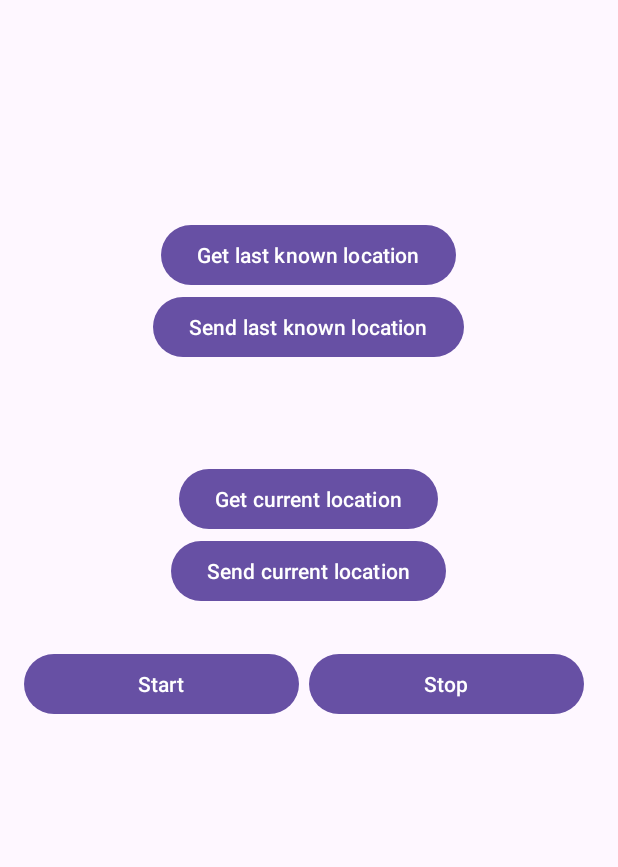
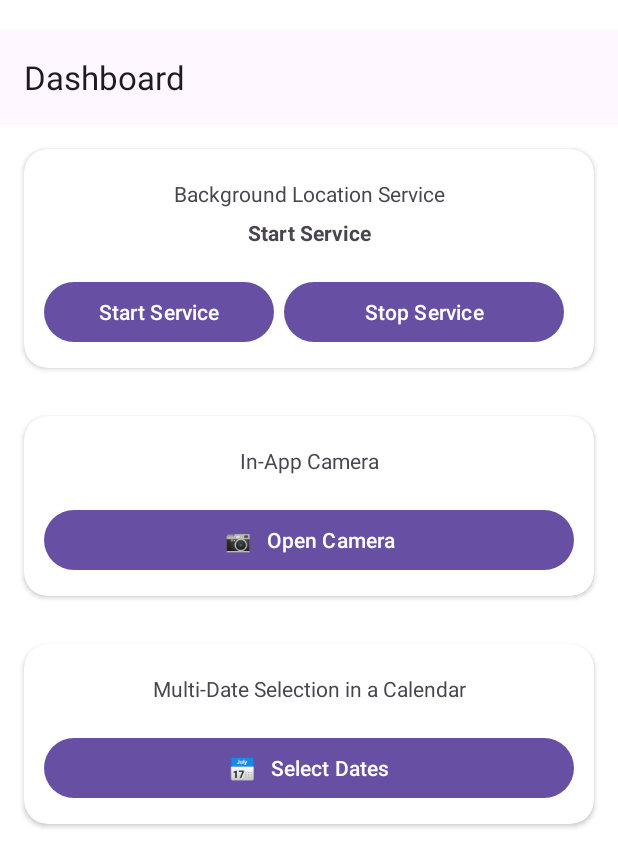
Before and after one commit to dipdas123/Webns-Test-Native-App, an Android app: the screen it shows after launch (MainActivity), on a phone screen of 412 x 824 dp. Shown: the top 867 px of the screen. Run offline under Robolectric (Android 15) with nearby library versions, the phone set to English and light mode, and no system bars; our stand-ins replace sdp/ssp sizes.

Commit message:
multi date implemented

```diff
--- a/app/build.gradle.kts
+++ b/app/build.gradle.kts
@@ -54,4 +54,5 @@ dependencies {
     implementation ("org.jetbrains.kotlinx:kotlinx-coroutines-android:1.6.4")
     implementation ("com.squareup.retrofit2:retrofit:2.11.0")
     implementation ("com.squareup.retrofit2:converter-gson:2.9.0")
+    implementation ("com.github.prolificinteractive:material-calendarview:2.0.0")
 }
--- a/app/src/main/java/com/dip_int/test_webns/LocationApp.kt
+++ b/app/src/main/java/com/dip_int/test_webns/LocationApp.kt
@@ -11,11 +11,9 @@ class LocationApp: Application() {
     override fun onCreate() {
         super.onCreate()
         if(Build.VERSION.SDK_INT >= Build.VERSION_CODES.O) {
-            val channel = NotificationChannel(
-                "location",
-                "Location",
-//                NotificationManager.IMPORTANCE_LOW
-                NotificationManager.IMPORTANCE_HIGH
+            val channel = NotificationChannel("location", "Location",
+                NotificationManager.IMPORTANCE_LOW
+//                NotificationManager.IMPORTANCE_HIGH
             )
             val notificationManager = getSystemService(Context.NOTIFICATION_SERVICE) as NotificationManager
             notificationManager.createNotificationChannel(channel)
--- a/app/src/main/java/com/dip_int/test_webns/MainActivity.kt
+++ b/app/src/main/java/com/dip_int/test_webns/MainActivity.kt
@@ -1,10 +1,8 @@
 package com.dip_int.test_webns
 
-import android.annotation.SuppressLint
 import android.content.Context
 import android.content.Intent
 import android.content.pm.PackageManager
-import android.location.Geocoder
 import android.location.LocationManager
 import android.net.ConnectivityManager
 import android.net.NetworkCapabilities
@@ -20,16 +18,9 @@ import androidx.appcompat.app.AlertDialog
 import androidx.appcompat.app.AppCompatActivity
 import androidx.core.app.ActivityCompat
 import androidx.core.content.ContextCompat
+import com.dip_int.test_webns.common.backgroundLocationRunning
 import com.dip_int.test_webns.location.LocationService
-import com.google.android.gms.location.LocationCallback
-import com.google.android.gms.location.LocationServices
-import com.google.android.gms.location.Priority
-import com.google.android.gms.tasks.CancellationTokenSource
-import com.google.gson.Gson
-import kotlinx.coroutines.CoroutineScope
-import kotlinx.coroutines.Dispatchers
-import java.util.Locale
-import java.util.TimerTask
+import com.dip_int.test_webns.screens.multi_selection.MultiDateSelectionActivity
 
 
 class MainActivity : AppCompatActivity() {
@@ -39,32 +30,38 @@ class MainActivity : AppCompatActivity() {
         const val REQUEST_PERMISSION_CODE = 1003
     }
 
-    val gson : Gson = Gson()
-    private val scope = CoroutineScope(Dispatchers.Main)
-    private lateinit var locationInfoTextView: TextView
-    private lateinit var tv_location_info_current: TextView
-    private val locationClient by lazy {
-        LocationServices.getFusedLocationProviderClient(this)
+    override fun onResume() {
+        super.onResume()
+        println("onResume")
+
+        if (isLocationEnabled()) {
+            checkAndRequestPermissions()
+            println("Location services are enabled")
+        } else {
+            checkAndPromptEnableLocation()
+            println("Location services are still disabled")
+        }
     }
-    private lateinit var locationCallback: LocationCallback
-
 
 
     override fun onCreate(savedInstanceState: Bundle?) {
         super.onCreate(savedInstanceState)
         enableEdgeToEdge()
         setContentView(R.layout.activity_main)
-
-        locationInfoTextView = findViewById(R.id.tv_location_info_last_known)
-        tv_location_info_current = findViewById(R.id.tv_location_info_current)
-        val btnGetLastLocation: Button = findViewById(R.id.btn_get_last_location)
-        val btnGetCurrentLocation: Button = findViewById(R.id.btn_get_current_location)
-        val sendLastKnownLocationBtn: Button = findViewById(R.id.sendLastKnownLocationBtn)
-        val sendCurrentLocationBtn: Button = findViewById(R.id.sendCurrentLocationBtn)
         val start: Button = findViewById(R.id.start)
         val stop: Button = findViewById(R.id.stop)
+        val openCameraBtn: Button = findViewById(R.id.openCameraBtn)
+        val openCalenderBtn: Button = findViewById(R.id.openCalenderBtn)
+        val locationServiceText: TextView = findViewById(R.id.locationServiceText)
 
+        backgroundLocationRunning = false
+        if (backgroundLocationRunning) {
+            locationServiceText.text = "Running...\nCheck the notification panel for updates."
+        } else {
+            locationServiceText.text = "Start Service"
+        }
 
+        /// Permission Check
         if (isNetworkAvailable(this)) {
             if (isLocationEnabled()) {
                 checkAndRequestPermissions()
@@ -75,27 +72,34 @@ class MainActivity : AppCompatActivity() {
             enableInternetConnectionDialog()
         }
 
-        start.setOnClickListener {
-            Toast.makeText(this, "Please wait, the service will start shortly...", Toast.LENGTH_LONG).show()
-            val intent = Intent(applicationContext, LocationService::class.java)
-            intent.action = LocationService.ACTION_START
-            startService(intent)
+        /// Start Background Location Service
+        if (isNetworkAvailable(this)) {
+            if (isLocationEnabled()) {
+//                backgroundLocationRunning = true
+//                startOrStopBackgroundLocationServiceStatus(true, locationServiceText)
+//                Toast.makeText(this, "Background Location Service Running...", Toast.LENGTH_SHORT).show()
+//                val intent = Intent(applicationContext, LocationService::class.java)
+//                intent.action = LocationService.ACTION_START
+//                startService(intent)
+            } else {
+                checkAndPromptEnableLocation()
+            }
+        } else {
+            enableInternetConnectionDialog()
         }
 
-        stop.setOnClickListener {
-            val intent = Intent(applicationContext, LocationService::class.java)
-            intent.action = LocationService.ACTION_STOP
-            startService(intent)
-            Toast.makeText(this, "Stopping the service", Toast.LENGTH_LONG).show()
-        }
+        clicks(start, stop, locationServiceText, openCameraBtn, openCalenderBtn)
+    }
 
-/*        getLastKnownLocation()
-        getCurrentLocation()
-
-        btnGetLastLocation.setOnClickListener {
+    private fun clicks(start: Button, stop: Button, locationServiceText: TextView, openCameraBtn: Button, openCalenderBtn: Button) {
+        start.setOnClickListener {
             if (isNetworkAvailable(this)) {
                 if (isLocationEnabled()) {
-                    getLastKnownLocation()
+                    startOrStopBackgroundLocationServiceStatus(true, locationServiceText)
+                    Toast.makeText(this, "Background Location Service Running...", Toast.LENGTH_SHORT).show()
+                    val intent = Intent(applicationContext, LocationService::class.java)
+                    intent.action = LocationService.ACTION_START
+                    startService(intent)
                 } else {
                     checkAndPromptEnableLocation()
                 }
@@ -104,89 +108,39 @@ class MainActivity : AppCompatActivity() {
             }
         }
 
-        btnGetCurrentLocation.setOnClickListener {
-            if (isNetworkAvailable(this)) {
-                if (isLocationEnabled()) {
-                    getCurrentLocation()
-                } else {
-                    checkAndPromptEnableLocation()
-                }
-            }else {
-                enableInternetConnectionDialog()
-            }
-        }*/
+        stop.setOnClickListener {
+            startOrStopBackgroundLocationServiceStatus(false, locationServiceText)
+            val intent = Intent(applicationContext, LocationService::class.java)
+            intent.action = LocationService.ACTION_STOP
+            startService(intent)
+            Toast.makeText(this, "Background LocationService Stopped", Toast.LENGTH_SHORT).show()
+        }
 
+        openCameraBtn.setOnClickListener {
+//            val intent = Intent(this@MainActivity, MultiDateSelectionActivity::class.java)
+//            startActivity(intent)
+        }
+
+        openCalenderBtn.setOnClickListener {
+            val intent = Intent(this@MainActivity, MultiDateSelectionActivity::class.java)
+            startActivity(intent)
+        }
     }
 
-
-/*    @SuppressLint("MissingPermission")
-    private fun getLastKnownLocation() {
-        locationClient.lastLocation.addOnSuccessListener { location ->
-                if (location != null) {
-                    val locationName = getLocationName(location.latitude, location.longitude)
-                    val locationInfo = "Last Known location is \nlat: ${location.latitude}\nlong: ${location.longitude}\n$locationName\nfetched at ${System.currentTimeMillis()}"
-                    println("Last Known location >>>>>>>>>>>>>> lat: ${location.latitude}\n" + "long: ${location.longitude}")
-
-                    locationInfoTextView.text = locationInfo
-                } else {
-                    locationInfoTextView.text = "No last known location. Try fetching the current location first."
-                }
-            }
-            .addOnFailureListener {
-                locationInfoTextView.text = "Failed to get location: ${it.message}"
-            }
+    private fun startOrStopBackgroundLocationServiceStatus(backgroundLocationRunning: Boolean, locationServiceText: TextView) {
+        if (backgroundLocationRunning) {
+            locationServiceText.text = "Running...\nCheck the notification panel for updates."
+        } else {
+            locationServiceText.text = "Start Service"
+        }
     }
-
-
-    @SuppressLint("MissingPermission")
-    private fun getCurrentLocation() {
-        val priority = Priority.PRIORITY_HIGH_ACCURACY // or use PRIORITY_BALANCED_POWER_ACCURACY based on need
-        val cancellationTokenSource = CancellationTokenSource()
-
-        locationClient.getCurrentLocation(priority, cancellationTokenSource.token)
-            .addOnSuccessListener { location ->
-                if (location != null) {
-                    val locationName = getLocationName(location.latitude, location.longitude)
-                    val locationInfo = "Current location is \nlat: ${location.latitude}\nlong: ${location.longitude}\n$locationName\nfetched at ${System.currentTimeMillis()}"
-                    println("Current location >>>>>>>>>>>>>> lat: ${location.latitude}\n" + "long: ${location.longitude}")
-
-                    tv_location_info_current.text = locationInfo
-                } else {
-                    tv_location_info_current.text = "Failed to get current location."
-                }
-            }
-            .addOnFailureListener { exception ->
-                tv_location_info_current.text = "Failed to get location: ${exception.message}"
-            }
-    }
-
-    private fun getLocationName(latitude: Double, longitude: Double): String {
-        val geocoder = Geocoder(this, Locale.getDefault())
-        return try {
-            val addresses = geocoder.getFromLocation(latitude, longitude, 1)
-            if (!addresses.isNullOrEmpty()) {
-                val address = addresses[0]
-                // You can customize this based on what you want to display
-                "${address.locality}, ${address.countryName}"
-            } else {
-                "Unknown Location"
-            }
-        } catch (e: Exception) {
-            e.printStackTrace()
-            "Unknown Location"
-        }
-    }*/
 
 
 
 
 
 
-
-
-
-
-    /// Internet
+    /// Check Internet
     private fun isNetworkAvailable(context: Context): Boolean {
         val connectivityManager = context.getSystemService(Context.CONNECTIVITY_SERVICE) as ConnectivityManager
         if (Build.VERSION.SDK_INT >= Build.VERSION_CODES.M) {
@@ -207,7 +161,7 @@ class MainActivity : AppCompatActivity() {
     }
 
 
-    /// My Location
+    /// Enabling My Location
     private fun checkAndPromptEnableLocation() {
         if (!isLocationEnabled()) {
             enableMyLocationDialog()
@@ -388,7 +342,6 @@ class MainActivity : AppCompatActivity() {
         startActivity(intent)
     }
 
-
     // Permission Dialogs
     private fun openApplicationMainSettingsDialog() {
         AlertDialog.Builder(this)
@@ -420,21 +373,4 @@ class MainActivity : AppCompatActivity() {
     }
     // Permission Dialogs
 
-
-    override fun onResume() {
-        super.onResume()
-        println("onResume")
-
-        if (isLocationEnabled()) {
-            checkAndRequestPermissions()
-
-//            getLastKnownLocation()
-//            getCurrentLocation()
-            println("Location services are enabled")
-        } else {
-            checkAndPromptEnableLocation()
-            println("Location services are still disabled")
-        }
-    }
-
 }
--- /dev/null
+++ b/app/src/main/java/com/dip_int/test_webns/common/AppConstants.kt
@@ -0,0 +1,3 @@
+package com.dip_int.test_webns.common
+
+var backgroundLocationRunning = false;
--- a/app/src/main/java/com/dip_int/test_webns/common/CommonFunctions.kt
+++ b/app/src/main/java/com/dip_int/test_webns/common/CommonFunctions.kt
@@ -10,6 +10,8 @@ import android.net.NetworkCapabilities
 import android.os.BatteryManager
 import android.os.Build
 import android.telephony.TelephonyManager
+import java.text.SimpleDateFormat
+import java.util.Locale
 import java.util.UUID
 
 fun getDeviceIMEI(): String {
@@ -110,3 +112,5 @@ fun getBatteryLevel(context: Context): Int {
         -1 // Indicates an error in retrieving the battery level
     }
 }
+
+val dateFormatter = SimpleDateFormat("dd MMMM, yyyy", Locale.getDefault())
--- a/app/src/main/java/com/dip_int/test_webns/location/LocationService.kt
+++ b/app/src/main/java/com/dip_int/test_webns/location/LocationService.kt
@@ -13,6 +13,7 @@ import android.location.Geocoder
 import androidx.core.app.NotificationCompat
 import com.dip_int.test_webns.R
 import com.dip_int.test_webns.api.callSendUserLocation
+import com.dip_int.test_webns.common.backgroundLocationRunning
 import kotlinx.coroutines.cancel
 import kotlinx.coroutines.flow.catch
 import kotlinx.coroutines.flow.launchIn
@@ -74,6 +75,7 @@ class LocationService : Service() {
                 val locationName = getLocationName(lat, long)
                 val updatedNotification = notification.setContentText("Location: (${"Lat : $lat"}, ${"Long : $long, Address: $locationName"})")
                 notificationManager.notify(1, updatedNotification.build())
+                backgroundLocationRunning = true
 
                 callSendUserLocation(locationName, lat, long, applicationContext)
             }.launchIn(serviceScope)
@@ -81,6 +83,7 @@ class LocationService : Service() {
     }
 
     private fun stop() {
+        backgroundLocationRunning = false
         stopForeground(true)
         stopSelf()
     }
--- a/app/src/main/res/layout/activity_main.xml
+++ b/app/src/main/res/layout/activity_main.xml
@@ -1,78 +1,73 @@
 <?xml version="1.0" encoding="utf-8"?>
-<LinearLayout
-    xmlns:android="http://schemas.android.com/apk/res/android"
+<LinearLayout xmlns:android="http://schemas.android.com/apk/res/android"
     android:layout_width="match_parent"
     android:layout_height="match_parent"
+    xmlns:app="http://schemas.android.com/apk/res-auto"
     android:orientation="vertical"
-    android:padding="16dp"
+    android:background="@color/backgroundColor"
     android:gravity="center_horizontal">
 
-    <Button
-        android:id="@+id/btn_get_last_location"
-        android:layout_width="wrap_content"
+    <com.google.android.material.appbar.AppBarLayout
+        android:layout_width="match_parent"
         android:layout_height="wrap_content"
-        android:layout_marginTop="@dimen/_100sdp"
-        android:text="Get last known location"/>
+        android:layout_marginTop="@dimen/_15sdp"
 
-    <Button
-        android:id="@+id/sendLastKnownLocationBtn"
-        android:layout_width="wrap_content"
+        >
+
+        <androidx.appcompat.widget.Toolbar
+            android:layout_width="match_parent"
             android:layout_height="wrap_content"
-        android:text="Send last known location"/>
+            app:title="Dashboard"
+
+            />
+
+    </com.google.android.material.appbar.AppBarLayout>
+
+
+
+
+    <androidx.cardview.widget.CardView
+        android:layout_width="match_parent"
+        android:layout_height="wrap_content"
+        app:cardCornerRadius="@dimen/_12sdp"
+        android:layout_margin="16dp"
+        android:elevation="@dimen/_10sdp"
+
+        >
 
         <LinearLayout
             android:layout_width="match_parent"
             android:layout_height="wrap_content"
+            android:orientation="vertical"
+            android:layout_margin="@dimen/_10sdp"
+
             >
 
             <TextView
-            android:id="@+id/tv_location_info_last_known"
                 android:layout_width="match_parent"
                 android:layout_height="wrap_content"
-            android:paddingHorizontal="@dimen/_5sdp"
-            android:gravity="center"
-            android:layout_gravity="center|center_horizontal"
-            android:layout_marginTop="8dp"/>
-    </LinearLayout>
+                android:layout_gravity="center_horizontal"
+                android:gravity="center_horizontal"
+                android:textStyle="normal"
+                android:text="Background Location Service"
+                android:layout_marginTop="@dimen/_5sdp"
+                />
 
-
-
-
-
-
-
-    <Button
-        android:id="@+id/btn_get_current_location"
-        android:layout_width="wrap_content"
+            <TextView
+                android:id="@+id/locationServiceText"
+                android:layout_width="match_parent"
                 android:layout_height="wrap_content"
-        android:text="Get current location"
-        android:layout_marginTop="@dimen/_30sdp"/>
-
-    <Button
-        android:id="@+id/sendCurrentLocationBtn"
-        android:layout_width="wrap_content"
-        android:layout_height="wrap_content"
-        android:text="Send current location"/>
+                android:layout_gravity="center_horizontal"
+                android:gravity="center_horizontal"
+                android:textStyle="bold"
+                android:text="Location Service"
+                android:layout_marginTop="@dimen/_5sdp"
+                />
 
             <LinearLayout
                 android:layout_width="match_parent"
                 android:layout_height="wrap_content"
-        >
-        <TextView
-            android:id="@+id/tv_location_info_current"
-            android:layout_width="match_parent"
-            android:layout_height="wrap_content"
-            android:paddingHorizontal="@dimen/_5sdp"
-            android:gravity="center"
-            android:layout_gravity="center|center_horizontal"
-            android:layout_marginTop="8dp"/>
-
-    </LinearLayout>
-
-
-    <LinearLayout
-        android:layout_width="match_parent"
-        android:layout_height="wrap_content"
+                android:layout_marginTop="@dimen/_15sdp"
                 >
                 <Button
                     android:id="@+id/start"
@@ -80,7 +75,7 @@
                     android:layout_height="wrap_content"
                     android:layout_weight="1"
                     android:paddingHorizontal="@dimen/_5sdp"
-            android:text="Start"/>
+                    android:text="Start Service"/>
 
                 <Button
                     android:id="@+id/stop"
@@ -88,7 +83,110 @@
                     android:layout_height="wrap_content"
                     android:layout_marginHorizontal="@dimen/_5sdp"
                     android:layout_weight="1"
-            android:text="Stop"/>
+                    android:text="Stop Service"/>
 
             </LinearLayout>
+
         </LinearLayout>
+
+    </androidx.cardview.widget.CardView>
+
+
+
+
+    <androidx.cardview.widget.CardView
+        android:layout_width="match_parent"
+        android:layout_height="wrap_content"
+        app:cardCornerRadius="@dimen/_12sdp"
+        android:layout_margin="16dp"
+        android:elevation="@dimen/_10sdp"
+
+        >
+
+        <LinearLayout
+            android:layout_width="match_parent"
+            android:layout_height="wrap_content"
+            android:orientation="vertical"
+            android:layout_margin="@dimen/_10sdp"
+
+            >
+
+            <TextView
+                android:layout_width="match_parent"
+                android:layout_height="wrap_content"
+                android:layout_gravity="center_horizontal"
+                android:gravity="center_horizontal"
+                android:textStyle="normal"
+                android:text="In-App Camera"
+                android:layout_marginTop="@dimen/_5sdp"
+                />
+
+            <LinearLayout
+                android:layout_width="match_parent"
+                android:layout_height="wrap_content"
+                android:layout_marginTop="@dimen/_15sdp"
+                >
+                <Button
+                    android:id="@+id/openCameraBtn"
+                    android:layout_width="wrap_content"
+                    android:layout_height="wrap_content"
+                    android:layout_weight="1"
+                    android:paddingHorizontal="@dimen/_5sdp"
+                    android:text="📷   Open Camera"/>
+
+            </LinearLayout>
+
+        </LinearLayout>
+
+    </androidx.cardview.widget.CardView>
+
+
+
+
+    <androidx.cardview.widget.CardView
+        android:layout_width="match_parent"
+        android:layout_height="wrap_content"
+        app:cardCornerRadius="@dimen/_12sdp"
+        android:layout_margin="16dp"
+        android:elevation="@dimen/_10sdp"
+
+        >
+
+        <LinearLayout
+            android:layout_width="match_parent"
+            android:layout_height="wrap_content"
+            android:orientation="vertical"
+            android:layout_margin="@dimen/_10sdp"
+
+            >
+
+            <TextView
+                android:layout_width="match_parent"
+                android:layout_height="wrap_content"
+                android:layout_gravity="center_horizontal"
+                android:gravity="center_horizontal"
+                android:textStyle="normal"
+                android:text="Multi-Date Selection in a Calendar"
+                android:layout_marginTop="@dimen/_5sdp"
+                />
+
+            <LinearLayout
+                android:layout_width="match_parent"
+                android:layout_height="wrap_content"
+                android:layout_marginTop="@dimen/_15sdp"
+                >
+                <Button
+                    android:id="@+id/openCalenderBtn"
+                    android:layout_width="wrap_content"
+                    android:layout_height="wrap_content"
+                    android:layout_weight="1"
+                    android:paddingHorizontal="@dimen/_5sdp"
+                    android:text="📅   Select Dates"/>
+
+            </LinearLayout>
+
+        </LinearLayout>
+
+    </androidx.cardview.widget.CardView>
+
+</LinearLayout>
--- a/app/src/main/res/values/colors.xml
+++ b/app/src/main/res/values/colors.xml
@@ -1,8 +1,11 @@
 <?xml version="1.0" encoding="utf-8"?>
 <resources>
     <color name="black">#FF000000</color>
-    <color name="white">#FFFFFFFF</color>
+    <color name="backgroundColor">#FFFFFFFF</color>
 
     <color name="green">#4CAF50</color>
     <color name="red">#F44336</color>
+
+    <color name="primaryColor">#A020F0</color>
+    <color name="primaryColorLite">#A020F0</color>
 </resources>
--- a/gradle.properties
+++ b/gradle.properties
@@ -21,3 +21,4 @@ kotlin.code.style=official
 # resources declared in the library itself and none from the library's dependencies,
 # thereby reducing the size of the R class for that library
 android.nonTransitiveRClass=true
+android.enableJetifier=true
--- a/settings.gradle.kts
+++ b/settings.gradle.kts
@@ -16,6 +16,7 @@ dependencyResolutionManagement {
     repositories {
         google()
         mavenCentral()
+        maven { url = uri("https://www.jitpack.io" ) }
     }
 }
 
```
Also changed, not shown: app/src/main/AndroidManifest.xml (+12 -2 lines), app/src/main/java/com/dip_int/test_webns/screens/multi_selection/MultiDateSelectedListActivity.kt (added, +46 -0 lines), app/src/main/java/com/dip_int/test_webns/screens/multi_selection/MultiDateSelectionActivity.kt (added, +79 -0 lines), app/src/main/java/com/dip_int/test_webns/screens/multi_selection/adapter/DateAdapter.kt (added, +19 -0 lines), app/src/main/res/layout/activity_multi_date_selected_list.xml (added, +32 -0 lines), app/src/main/res/layout/activity_multi_date_selection.xml (added, +95 -0 lines), app/src/main/res/layout/selected_dates_list_item.xml (added, +25 -0 lines), app/src/main/res/drawable/calendar.png (added). Lines whose indentation alone changed are shown as unchanged.
